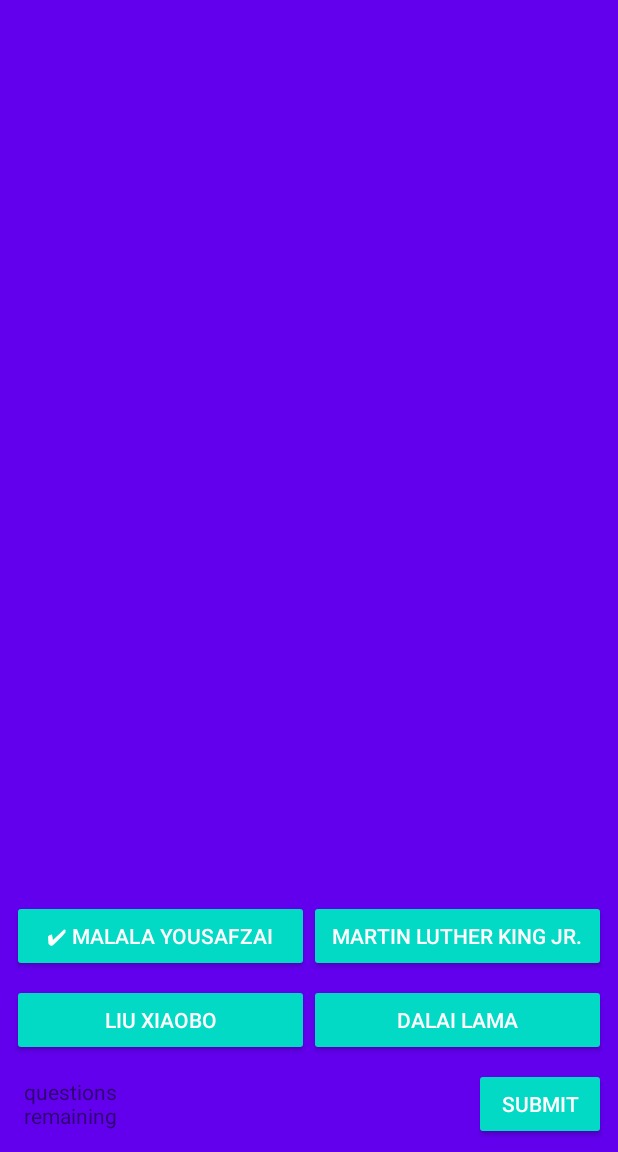
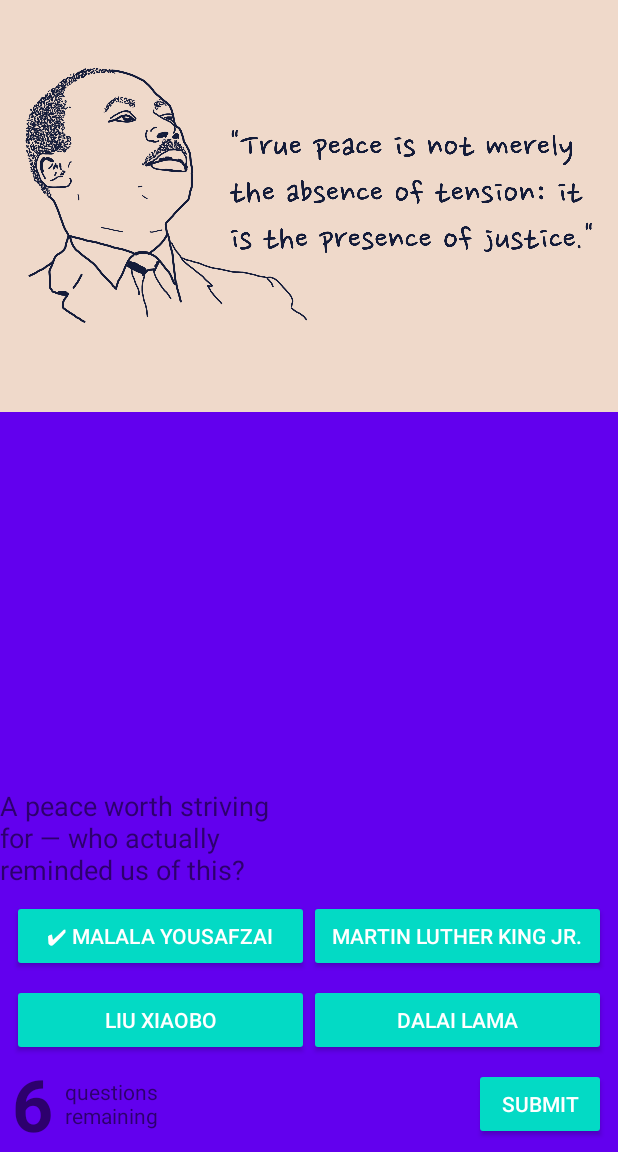
Before and after one commit to Eric-Fernald/Personal-Coding-Projects, an Android app: the screen it shows after launch (MainActivity), after a tap on an icon or button, on a phone screen of 412 x 824 dp, the part 84-1236 px from its top. Run offline under Robolectric (Android 15) with nearby library versions, the light colour scheme and no system bars; 2 other taps on this screen came first.

Commit message:
Added left sided padding to accomadate API level 15. Added displayQuestion method.

```diff
--- a/Projects/Unquote Android Game/app/src/main/java/com/eric_fernald/unquote/MainActivity.java
+++ b/Projects/Unquote Android Game/app/src/main/java/com/eric_fernald/unquote/MainActivity.java
@@ -198,18 +198,16 @@
         totalCorrect = 0;
         totalQuestions = questions.size();
 
-        //while(questions.size() > 6) {
-            //int randomIndex =  generateRandomNumber(questions.size());
-            //questions.remove(randomIndex);
-        //}
+        while(questions.size() > 6) {
+            int randomIndex =  generateRandomNumber(questions.size());
+            questions.remove(randomIndex);
+        }
 
         Question firstQuestion = chooseNewQuestion();
 
-        // TODO 3-D.ii: Uncomment the line below after implementing displayQuestionsRemaining(int)
-        // displayQuestionsRemaining(questions.size());
+        displayQuestionsRemaining(questions.size());
 
-        // TODO 3-H.ii: Uncomment after implementing displayQuestion(Question)
-        // displayQuestion(firstQuestion);
+        displayQuestion(firstQuestion);
     }
 
     Question chooseNewQuestion() {
--- a/Projects/Unquote Android Game/app/src/main/res/layout/activity_main.xml
+++ b/Projects/Unquote Android Game/app/src/main/res/layout/activity_main.xml
@@ -36,7 +36,8 @@
         android:layout_marginStart="8dp"
         app:layout_constraintLeft_toLeftOf="parent"
         app:layout_constraintBottom_toBottomOf="parent"
-        tools:text="99"/>
+        tools:text="99"
+        android:layout_marginLeft="8dp" />
 
     <TextView
         android:id="@+id/tv_main_questions_remaining"
@@ -46,7 +47,8 @@
         android:text="questions\nremaining"
         app:layout_constraintTop_toTopOf="@id/tv_main_questions_remaining_count"
         app:layout_constraintBottom_toBottomOf="@id/tv_main_questions_remaining_count"
-        app:layout_constraintLeft_toRightOf="@id/tv_main_questions_remaining_count"/>
+        app:layout_constraintLeft_toRightOf="@id/tv_main_questions_remaining_count"
+        android:layout_marginLeft="8dp" />
 
     <Button
         style="@style/Widget.AppCompat.Button.Colored"
@@ -57,7 +59,8 @@
         android:text="submit"
         app:layout_constraintRight_toRightOf="parent"
         app:layout_constraintBottom_toBottomOf="parent"
-        app:layout_constraintTop_toTopOf="@id/tv_main_questions_remaining_count"/>
+        app:layout_constraintTop_toTopOf="@id/tv_main_questions_remaining_count"
+        android:layout_marginRight="8dp" />
 
     <LinearLayout
         android:id="@+id/ll_main_first_row_buttons"
```
